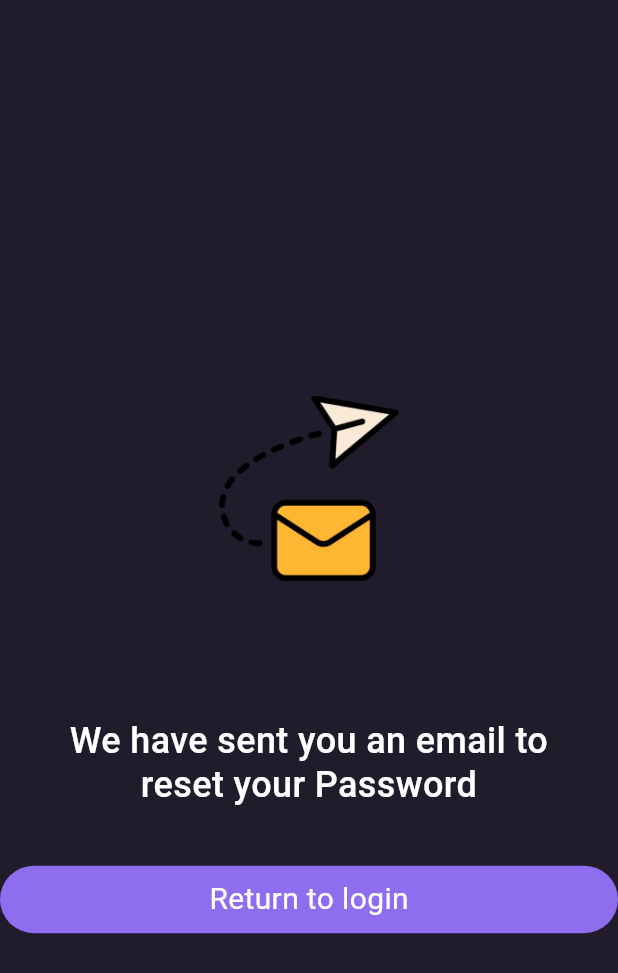
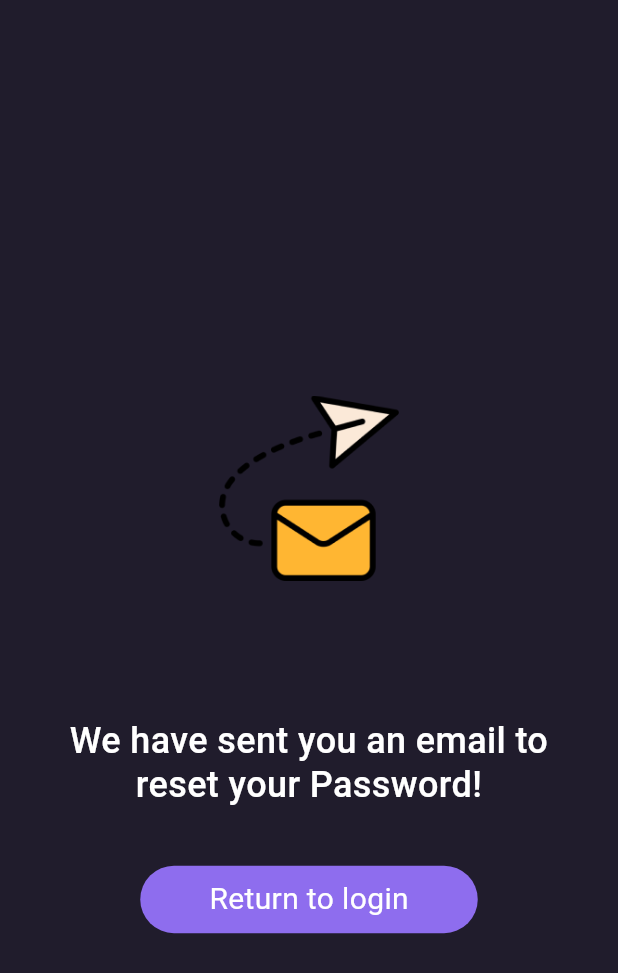
Before and after one commit to mahesh-bora/Ecommerce-App, a Flutter app: the EmailSentScreen screen opened directly, on a phone screen of 412 x 824 dp. Shown: the top 973 px of the screen. Run offline on Flutter 3.47's test engine with Material 3 defaults, Android fonts, the phone set to English and light mode, and no system bars; Roboto replaces fonts that are missing (Circular Std, CircularStd.ttf).

Commit message:
UI updated

```diff
--- a/lib/screens/home/home_screen.dart
+++ b/lib/screens/home/home_screen.dart
@@ -71,6 +71,7 @@ class _HomeScreenState extends State<HomeScreen> {
                                 const SizedBox(width: 18),
                                 DropdownButton<String>(
                                   value: selectedGender,
+                                  dropdownColor: const Color(0xFF342F3F),
                                   icon: const Icon(Icons.arrow_drop_down),
                                   iconSize: 24,
                                   elevation: 16,
@@ -96,8 +97,8 @@ class _HomeScreenState extends State<HomeScreen> {
                                           color: value == selectedGender
                                               ? Colors
                                                   .white // White color for selected item
-                                              : const Color(
-                                                  0xFF342F3F), // Default color for other items
+                                              : Colors
+                                                  .white, // Default color for other items
                                         ),
                                       ),
                                     );
--- a/lib/screens/login & onboarding/email_sent.dart
+++ b/lib/screens/login & onboarding/email_sent.dart
@@ -7,10 +7,9 @@ class EmailSentScreen extends StatelessWidget {
   @override
   Widget build(BuildContext context) {
     return SafeArea(
-      child: Center(
-          child: Container(
-        decoration: BoxDecoration(color: Color(0xFF201C2C)),
-        child: Column(
+      child: Scaffold(
+        backgroundColor: Color(0xFF201C2C),
+        body: Column(
           crossAxisAlignment: CrossAxisAlignment.center,
           mainAxisAlignment: MainAxisAlignment.center,
           children: [
@@ -24,7 +23,7 @@ class EmailSentScreen extends StatelessWidget {
               alignment: Alignment.center,
               child: Center(
                 child: Text(
-                  "We have sent you an email to reset your Password",
+                  "We have sent you an email to reset your Password!",
                   textAlign: TextAlign.center,
                   style: TextStyle(
                     color: Colors.white,
@@ -41,6 +40,7 @@ class EmailSentScreen extends StatelessWidget {
             ),
             Container(
               height: 45,
+              width: 225,
               decoration: const BoxDecoration(
                   border: Border.symmetric(),
                   borderRadius: BorderRadius.all(
@@ -68,7 +68,7 @@ class EmailSentScreen extends StatelessWidget {
             ),
           ],
         ),
-      )),
+      ),
     );
   }
 }
--- a/lib/screens/login & onboarding/final_login.dart
+++ b/lib/screens/login & onboarding/final_login.dart
@@ -66,6 +66,8 @@ class _FinalLoginState extends State<FinalLogin> {
                     child: Row(
                       children: [
                         Container(
+                          height: 45,
+                          width: 85,
                           alignment: Alignment.center,
                           decoration: BoxDecoration(
                             color:
@@ -92,6 +94,8 @@ class _FinalLoginState extends State<FinalLogin> {
                         ),
                         SizedBox(width: 16),
                         Container(
+                          height: 45,
+                          width: 85,
                           alignment: Alignment.center,
                           decoration: BoxDecoration(
                             color:
@@ -144,6 +148,8 @@ class _FinalLoginState extends State<FinalLogin> {
                   Container(
                     padding: EdgeInsets.all(16.0),
                     child: DropdownButtonFormField<String>(
+                      dropdownColor: Color(0xFF342F3F),
+                      style: TextStyle(color: Colors.white),
                       value: selectedAge,
                       onChanged: (String? newValue) {
                         setState(() {
```
Also changed, not shown: lib/screens/login & onboarding/create_account.dart (+9 -11 lines).
